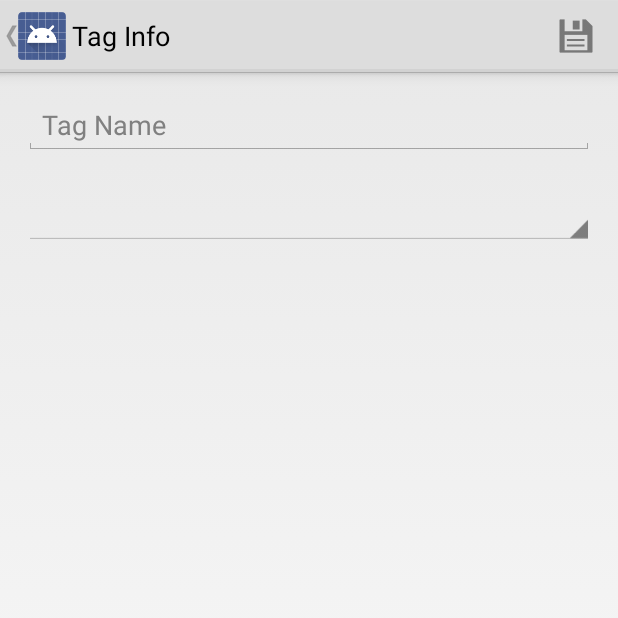
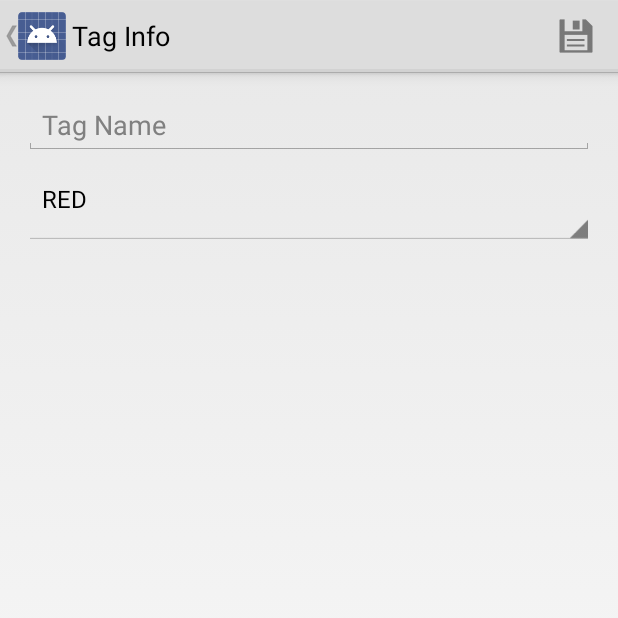
Before and after one commit to hakudoshi23/MyWallet, an Android app: the TagDataActivity screen opened directly, with no data from a screen before it, after a tap on "Save Tag", on a phone screen of 412 x 824 dp, the top half of it. Run offline under Robolectric (Android 15) with nearby library versions, the phone set to English and light mode, and no system bars.

Commit message:
Delete Account & Tags, Add Tags with color.

```diff
--- a/src/main/java/com/haku/wallet/account/TabHostPager.java
+++ b/src/main/java/com/haku/wallet/account/TabHostPager.java
@@ -13,9 +13,9 @@ import java.util.Vector;
 
 public class TabHostPager extends FragmentPagerAdapter implements TabHost.OnTabChangeListener, ViewPager.OnPageChangeListener {
 
+    private final List<Fragment> fragments = new Vector<Fragment>();
     private final FragmentTabHost tabs;
     private final ViewPager pager;
-    private List<Fragment> fragments = new Vector<Fragment>();
 
     public TabHostPager(FragmentManager fm, ViewPager pager, FragmentTabHost tabs, Fragment... fragments) {
         super(fm);
--- a/src/main/java/com/haku/wallet/db/Tag.java
+++ b/src/main/java/com/haku/wallet/db/Tag.java
@@ -1,5 +1,6 @@
 package com.haku.wallet.db;
 
+import android.content.ContentValues;
 import android.content.Context;
 import android.database.Cursor;
 
@@ -21,9 +22,33 @@ public class Tag {
     }
 
     public static Tag[] getTags(Context context) {
-        Cursor c = SQLUtil.getDB(context).rawQuery("select t._id,t.name,c.value from tag t left join color c on t.color_id = c._id", new String[]{});
+        Cursor c = SQLUtil.getDB(context).rawQuery("select _id,name,color from tag", new String[]{});
         Tag[] tags = new Tag[c.getCount()];
         while (c.moveToNext()) tags[c.getPosition()] = new Tag(c);
         return tags;
     }
+
+    public boolean save(Context context) {
+        ContentValues values = new ContentValues();
+        values.put("name", this.name);
+        values.put("color", this.color);
+        int count;
+        if (this._id > 0) {
+            count = SQLUtil.getDB(context).update("tag", values, "_id = ?",
+                    new String[]{String.valueOf(this._id)});
+        } else {
+            long aux = SQLUtil.getDB(context).insert("tag", null, values);
+            count = aux > 0 ? 1 : 0;
+        }
+        return count == 1;
+    }
+
+    public boolean delete(Context context) {
+        int affected = 0;
+        if (this._id > 0) {
+            affected = SQLUtil.getDB(context).delete("tag", "_id = ?",
+                    new String[]{String.valueOf(this._id)});
+        }
+        return affected == 1;
+    }
 }
--- a/src/main/java/com/haku/wallet/tag/TagDataActivity.java
+++ b/src/main/java/com/haku/wallet/tag/TagDataActivity.java
@@ -6,10 +6,13 @@ import android.view.Menu;
 import android.view.MenuItem;
 import android.widget.ArrayAdapter;
 import android.widget.Spinner;
+import android.widget.TextView;
+import android.widget.Toast;
 import com.avp.wallet.R;
-import com.haku.wallet.db.Color;
+import com.haku.wallet.db.Tag;
 
 public class TagDataActivity extends Activity {
+    private ArrayAdapter<CharSequence> adapter;
 
     @Override
     protected void onCreate(Bundle savedInstanceState) {
@@ -17,8 +20,8 @@ public class TagDataActivity extends Activity {
         setContentView(R.layout.activity_tag_data);
 
         Spinner spinner = (Spinner) this.findViewById(R.id.activity_tag_data_color);
-        ArrayAdapter<String> adapter = new ArrayAdapter<String>(this,
-                android.R.layout.simple_spinner_item, Color.getColorNames(this));
+        this.adapter = ArrayAdapter.createFromResource(this,
+                R.array.color_id, android.R.layout.simple_spinner_item);
         adapter.setDropDownViewResource(android.R.layout.simple_spinner_dropdown_item);
         spinner.setAdapter(adapter);
     }
@@ -33,6 +36,16 @@ public class TagDataActivity extends Activity {
     public boolean onOptionsItemSelected(MenuItem item) {
         int id = item.getItemId();
         if (id == R.id.action_settings) {
+            TextView nameView = (TextView) this.findViewById(R.id.activity_tag_data_name);
+            Spinner colorView = (Spinner) this.findViewById(R.id.activity_tag_data_color);
+            int[] color_values = this.getResources().getIntArray(R.array.color_value);
+            int color = color_values[colorView.getSelectedItemPosition()];
+            Tag tag = new Tag(nameView.getText().toString(), color);
+            if (tag.save(this)) {
+                this.finish();
+            } else {
+                Toast.makeText(this, "Error: insert", Toast.LENGTH_SHORT).show();
+            }
             return true;
         }
         return super.onOptionsItemSelected(item);
--- /dev/null
+++ b/src/main/res/menu/account_contextual.xml
@@ -0,0 +1,6 @@
+<?xml version="1.0" encoding="utf-8"?>
+<menu xmlns:android="http://schemas.android.com/apk/res/android">
+    <item
+            android:id="@+id/delete"
+            android:title="@string/delete"/>
+</menu>
--- a/src/main/res/values/color.xml
+++ b/src/main/res/values/color.xml
@@ -5,11 +5,15 @@
         <item>GREEN</item>
         <item>BLUE</item>
         <item>BLACK</item>
+        <item>WHITE</item>
+        <item>CYAN</item>
     </array>
-    <array name="color_value">
-        <item>#FF0000</item>
-        <item>#00FF00</item>
-        <item>#0000FF</item>
-        <item>#000000</item>
-    </array>
+    <integer-array name="color_value">
+        <item>-65536</item>
+        <item>-16711936</item>
+        <item>-16776961</item>
+        <item>-16777216</item>
+        <item>-1</item>
+        <item>-16711681</item>
+    </integer-array>
 </resources>
--- a/src/main/res/values/strings.xml
+++ b/src/main/res/values/strings.xml
@@ -41,5 +41,7 @@
     <string name="preferences_formats_currency_format">Currency Display Format</string>
     <string name="preferences_formats_currency_format_summary">Change the format to display currency values</string>
     <string name="empty">Empty</string>
+    <string name="delete">Delete</string>
+    <string name="account_action">Select Account Action</string>
 
 </resources>
```
Also changed, not shown: src/main/java/com/haku/wallet/DrawerActivity.java (+28 -0 lines), src/main/java/com/haku/wallet/DrawerListAdapter.java (+13 -5 lines), src/main/java/com/haku/wallet/db/Account.java (+10 -1 lines), src/main/java/com/haku/wallet/db/Color.java (deleted, +0 -36 lines), src/main/java/com/haku/wallet/tag/TagListAdapter.java (+10 -2 lines), src/main/java/com/haku/wallet/tag/TagsActivity.java (+29 -5 lines), 1 other file.
